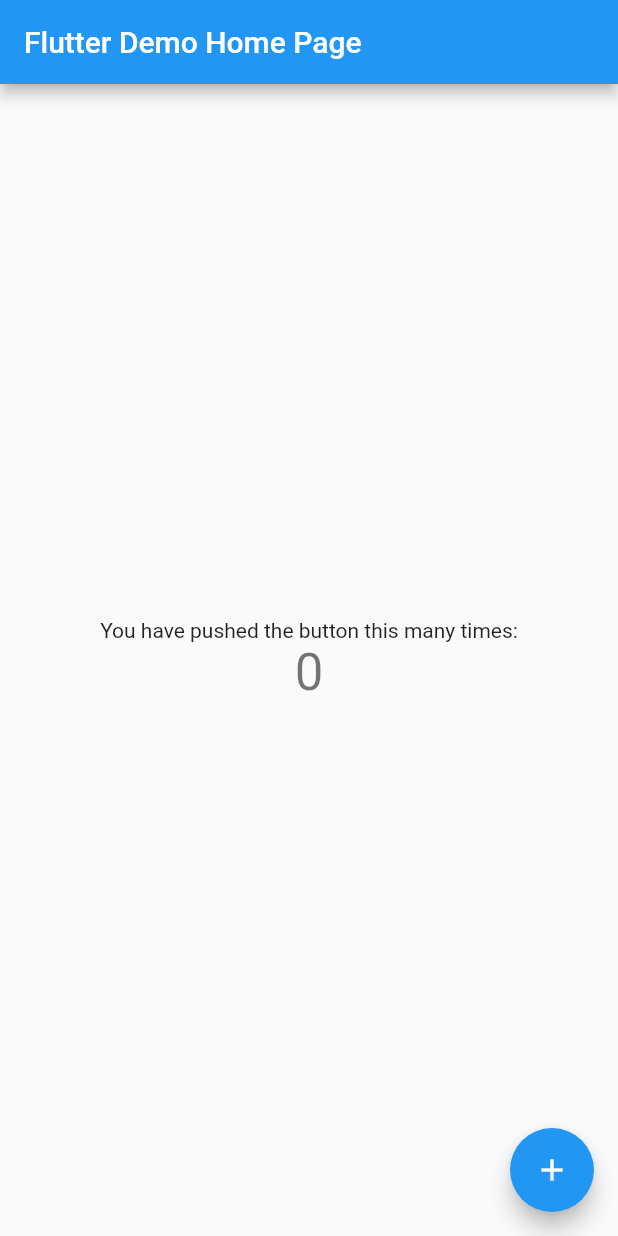
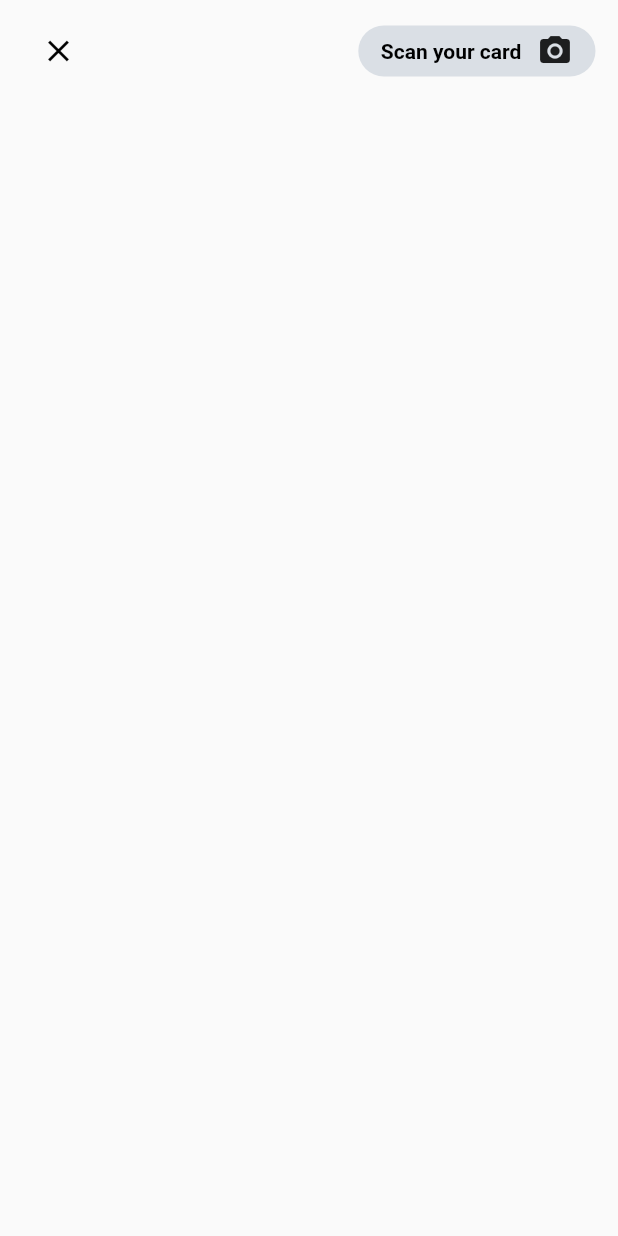
Before and after one commit to Origogi/Flutter-Credit-Card-Input-Form, a Flutter app: the screen it shows after launch, on a phone screen of 412 x 824 dp. Run offline on Flutter 3.47's test engine with Material 2 defaults, Android fonts, the phone set to English and light mode, and no system bars.

Commit message:
add appbar

```diff
--- a/lib/main.dart
+++ b/lib/main.dart
@@ -1,4 +1,5 @@
 import 'package:flutter/material.dart';
+import 'package:flutter_credit_card/screens/MainScreen.dart';
 
 void main() => runApp(MyApp());
 
@@ -7,105 +8,11 @@
   @override
   Widget build(BuildContext context) {
     return MaterialApp(
-      title: 'Flutter Demo',
       theme: ThemeData(
-        // This is the theme of your application.
-        //
-        // Try running your application with "flutter run". You'll see the
-        // application has a blue toolbar. Then, without quitting the app, try
-        // changing the primarySwatch below to Colors.green and then invoke
-        // "hot reload" (press "r" in the console where you ran "flutter run",
-        // or simply save your changes to "hot reload" in a Flutter IDE).
-        // Notice that the counter didn't reset back to zero; the application
-        // is not restarted.
+
         primarySwatch: Colors.blue,
       ),
-      home: MyHomePage(title: 'Flutter Demo Home Page'),
+      home: MainScreen(),
     );
   }
 }
-
-class MyHomePage extends StatefulWidget {
-  MyHomePage({Key key, this.title}) : super(key: key);
-
-  // This widget is the home page of your application. It is stateful, meaning
-  // that it has a State object (defined below) that contains fields that affect
-  // how it looks.
-
-  // This class is the configuration for the state. It holds the values (in this
-  // case the title) provided by the parent (in this case the App widget) and
-  // used by the build method of the State. Fields in a Widget subclass are
-  // always marked "final".
-
-  final String title;
-
-  @override
-  _MyHomePageState createState() => _MyHomePageState();
-}
-
-class _MyHomePageState extends State<MyHomePage> {
-  int _counter = 0;
-
-  void _incrementCounter() {
-    setState(() {
-      // This call to setState tells the Flutter framework that something has
-      // changed in this State, which causes it to rerun the build method below
-      // so that the display can reflect the updated values. If we changed
-      // _counter without calling setState(), then the build method would not be
-      // called again, and so nothing would appear to happen.
-      _counter++;
-    });
-  }
-
-  @override
-  Widget build(BuildContext context) {
-    // This method is rerun every time setState is called, for instance as done
-    // by the _incrementCounter method above.
-    //
-    // The Flutter framework has been optimized to make rerunning build methods
-    // fast, so that you can just rebuild anything that needs updating rather
-    // than having to individually change instances of widgets.
-    return Scaffold(
-      appBar: AppBar(
-        // Here we take the value from the MyHomePage object that was created by
-        // the App.build method, and use it to set our appbar title.
-        title: Text(widget.title),
-      ),
-      body: Center(
-        // Center is a layout widget. It takes a single child and positions it
-        // in the middle of the parent.
-        child: Column(
-          // Column is also a layout widget. It takes a list of children and
-          // arranges them vertically. By default, it sizes itself to fit its
-          // children horizontally, and tries to be as tall as its parent.
-          //
-          // Invoke "debug painting" (press "p" in the console, choose the
-          // "Toggle Debug Paint" action from the Flutter Inspector in Android
-          // Studio, or the "Toggle Debug Paint" command in Visual Studio Code)
-          // to see the wireframe for each widget.
-          //
-          // Column has various properties to control how it sizes itself and
-          // how it positions its children. Here we use mainAxisAlignment to
-          // center the children vertically; the main axis here is the vertical
-          // axis because Columns are vertical (the cross axis would be
-          // horizontal).
-          mainAxisAlignment: MainAxisAlignment.center,
-          children: <Widget>[
-            Text(
-              'You have pushed the button this many times:',
-            ),
-            Text(
-              '$_counter',
-              style: Theme.of(context).textTheme.display1,
-            ),
-          ],
-        ),
-      ),
-      floatingActionButton: FloatingActionButton(
-        onPressed: _incrementCounter,
-        tooltip: 'Increment',
-        child: Icon(Icons.add),
-      ), // This trailing comma makes auto-formatting nicer for build methods.
-    );
-  }
-}
--- /dev/null
+++ b/lib/screens/MainScreen.dart
@@ -0,0 +1,54 @@
+import 'package:flutter/material.dart';
+
+class MainScreen extends StatelessWidget {
+  const MainScreen({Key key}) : super(key: key);
+
+  @override
+  Widget build(BuildContext context) {
+    return Scaffold(
+      body: SafeArea(
+        child: Padding(
+          padding: EdgeInsets.symmetric(vertical: 10, horizontal: 15),
+                  child: Column(
+            children: <Widget>[
+              MyAppbar()
+            ],
+          ),
+        ),
+      ),
+    );
+  }
+}
+
+class MyAppbar extends StatelessWidget {
+
+
+  @override
+  Widget build(BuildContext context) {
+    return Row(
+      mainAxisAlignment: MainAxisAlignment.spaceBetween,
+      children: <Widget>[
+        IconButton(
+            icon: Icon(Icons.clear, color: Colors.black),
+            onPressed: null),
+        Container(
+          padding: EdgeInsets.symmetric(vertical: 5, horizontal: 15),
+          decoration: BoxDecoration(
+              color: const Color(0xFFDADFE5),
+              borderRadius: BorderRadius.circular(20)),
+          child: Row(
+            crossAxisAlignment: CrossAxisAlignment.center,
+            children: <Widget>[
+              Text(
+                'Scan your card   ',
+                style: TextStyle(
+                    color: Colors.black, fontWeight: FontWeight.bold),
+              ),
+              Icon(Icons.camera_alt)
+            ],
+          ),
+        )
+      ],
+    );
+  }
+}
```
